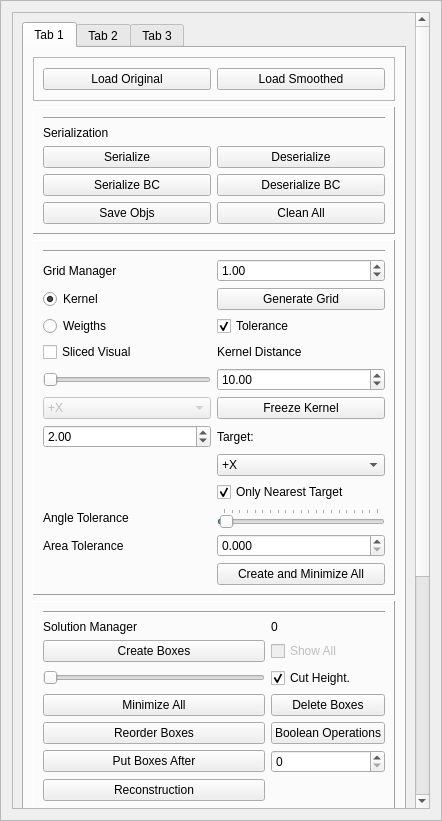
Above: GUI/managers/enginemanager.ui from alemuntoni/HeightFieldDecomposition before the change. Below: the same form after it.
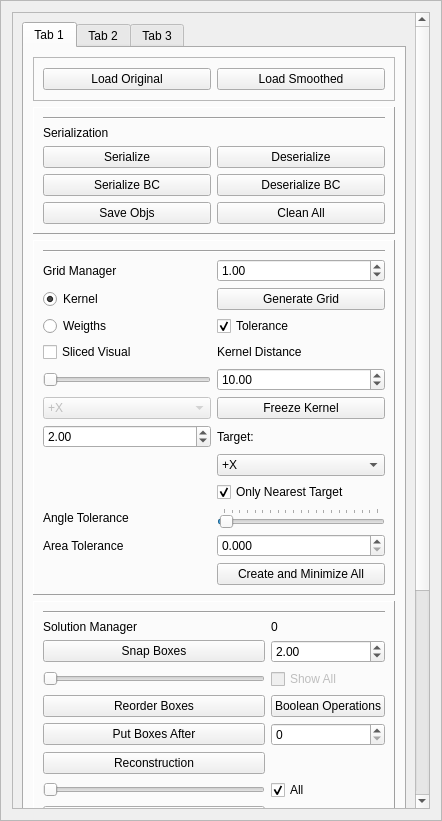
That is the form after the change.

Patch:
```diff
--- a/GUI/managers/enginemanager.ui
+++ b/GUI/managers/enginemanager.ui
@@ -62,9 +62,9 @@
       <property name="geometry">
        <rect>
         <x>0</x>
-        <y>0</y>
+        <y>-9</y>
         <width>406</width>
-        <height>1127</height>
+        <height>1100</height>
        </rect>
       </property>
       <layout class="QGridLayout" name="gridLayout_7">
@@ -135,31 +135,21 @@
                 </property>
                </widget>
               </item>
-              <item row="10" column="0">
+              <item row="9" column="0">
                <widget class="QPushButton" name="stickPushButton">
                 <property name="text">
                  <string>Stick</string>
                 </property>
                </widget>
               </item>
-              <item row="3" column="1">
-               <widget class="QCheckBox" name="cutHEightfieldsCheckBox">
-                <property name="text">
-                 <string>Cut Height.</string>
-                </property>
-                <property name="checked">
-                 <bool>true</bool>
-                </property>
-               </widget>
-              </item>
-              <item row="6" column="0">
+              <item row="5" column="0">
                <widget class="QPushButton" name="reorderBoxes">
                 <property name="text">
                  <string>Reorder Boxes</string>
                 </property>
                </widget>
               </item>
-              <item row="6" column="1">
+              <item row="5" column="1">
                <widget class="QPushButton" name="subtractPushButton">
                 <property name="text">
                  <string>Boolean Operations</string>
@@ -187,24 +177,7 @@
                 </property>
                </widget>
               </item>
-              <item row="2" column="1">
-               <widget class="QCheckBox" name="showAllSolutionsCheckBox">
-                <property name="enabled">
-                 <bool>false</bool>
-                </property>
-                <property name="text">
-                 <string>Show All</string>
-                </property>
-               </widget>
-              </item>
-              <item row="4" column="0">
-               <widget class="QPushButton" name="minimizeAllPushButton">
-                <property name="text">
-                 <string>Minimize All</string>
-                </property>
-               </widget>
-              </item>
-              <item row="9" column="0">
+              <item row="8" column="0">
                <widget class="QSlider" name="heightfieldsSlider">
                 <property name="orientation">
                  <enum>Qt::Horizontal</enum>
@@ -214,18 +187,11 @@
               <item row="2" column="0">
                <widget class="QPushButton" name="createBoxesPushButton">
                 <property name="text">
-                 <string>Create Boxes</string>
+                 <string>Snap Boxes</string>
                 </property>
                </widget>
               </item>
-              <item row="4" column="1">
-               <widget class="QPushButton" name="deleteBoxesPushButton">
-                <property name="text">
-                 <string>Delete Boxes</string>
-                </property>
-               </widget>
-              </item>
-              <item row="9" column="1">
+              <item row="8" column="1">
                <widget class="QCheckBox" name="allHeightfieldsCheckBox">
                 <property name="text">
                  <string>All</string>
@@ -235,24 +201,41 @@
                 </property>
                </widget>
               </item>
-              <item row="8" column="0">
+              <item row="6" column="1">
+               <widget class="QSpinBox" name="coveredTrianglesSpinBox">
+                <property name="maximum">
+                 <number>100</number>
+                </property>
+               </widget>
+              </item>
+              <item row="7" column="0">
                <widget class="QPushButton" name="reconstructionPushButton">
                 <property name="text">
                  <string>Reconstruction</string>
                 </property>
                </widget>
               </item>
-              <item row="7" column="0">
+              <item row="6" column="0">
                <widget class="QPushButton" name="putBoxesAfterPushButton">
                 <property name="text">
                  <string>Put Boxes After</string>
                 </property>
                </widget>
               </item>
-              <item row="7" column="1">
-               <widget class="QSpinBox" name="coveredTrianglesSpinBox">
-                <property name="maximum">
-                 <number>100</number>
+              <item row="3" column="1">
+               <widget class="QCheckBox" name="showAllSolutionsCheckBox">
+                <property name="enabled">
+                 <bool>false</bool>
+                </property>
+                <property name="text">
+                 <string>Show All</string>
+                </property>
+               </widget>
+              </item>
+              <item row="2" column="1">
+               <widget class="QDoubleSpinBox" name="snappingSpinBox">
+                <property name="value">
+                 <double>2.000000000000000</double>
                 </property>
                </widget>
               </item>
```
Left out of the diff: 2 changed lines with no effect on the pictures.
